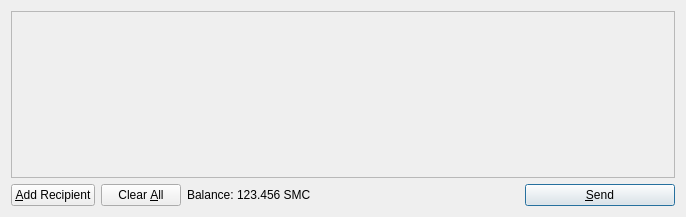
Qt form src/qt/forms/sendcoinsdialog.ui (thaReal/DannyCoin) before a commit.
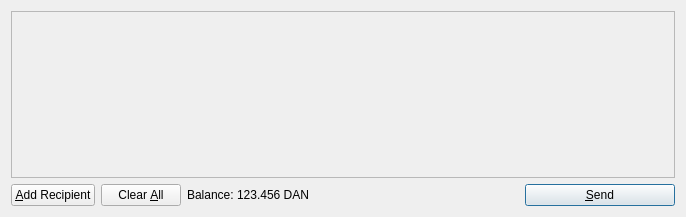
The same form after that commit. Icons and pictures are not drawn.

Patch:
```diff
--- a/src/qt/forms/sendcoinsdialog.ui
+++ b/src/qt/forms/sendcoinsdialog.ui
@@ -119,7 +119,7 @@
           <cursorShape>IBeamCursor</cursorShape>
          </property>
          <property name="text">
-          <string>123.456 SMC</string>
+          <string>123.456 DAN</string>
          </property>
          <property name="textInteractionFlags">
           <set>Qt::LinksAccessibleByMouse|Qt::TextSelectableByKeyboard|Qt::TextSelectableByMouse</set>
```
